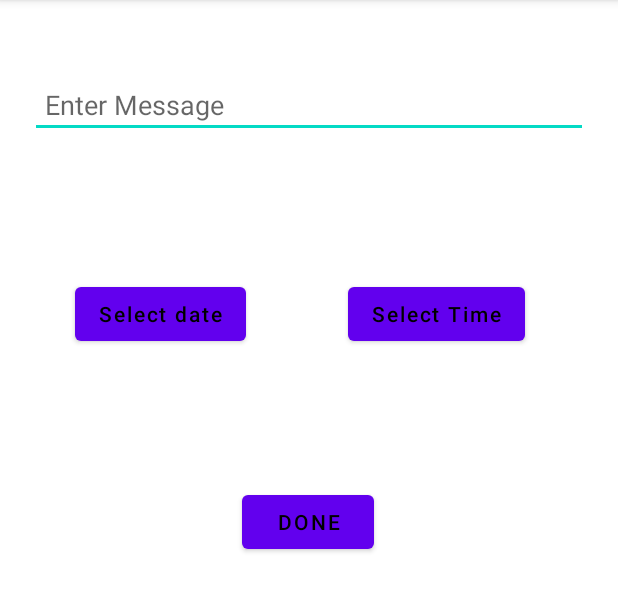
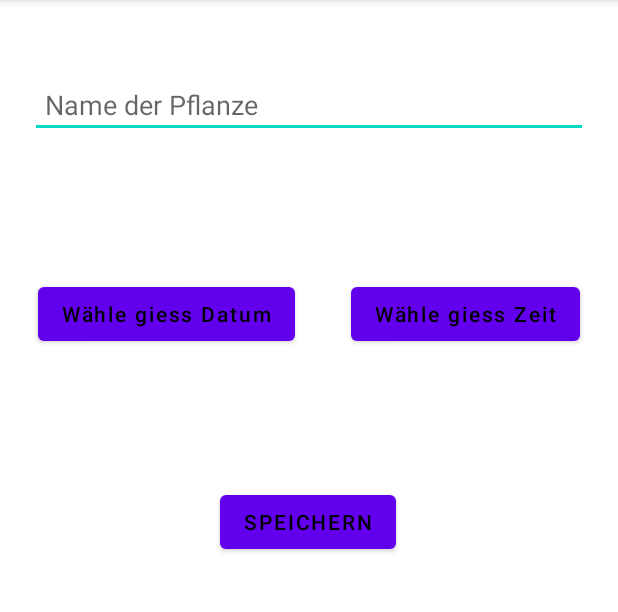
Before and after one commit to lucafahrni/PlantsForDummies, an Android app: the screen it shows after launch (CreateReminder), on a phone screen of 412 x 824 dp, the part 84-696 px from its top. Run offline under Robolectric (Android 15) with nearby library versions, the phone set to English and light mode, and no system bars; our stand-ins replace Room's generated code.

Commit message:
updatet the views

```diff
--- a/app/src/main/java/zli/ch/lf/testplants/CreateReminder.java
+++ b/app/src/main/java/zli/ch/lf/testplants/CreateReminder.java
@@ -66,10 +66,10 @@ public class CreateReminder extends AppCompatActivity implements View.OnClickLis
     {
         super.onCreate(savedInstanceState);
         setContentView(R.layout.activity_create_reminder);
-        btn_time = findViewById(R.id.btn_time);
-        btn_date = findViewById(R.id.btn_date);
-        btn_done = findViewById(R.id.btn_done);
-        editext_message = findViewById(R.id.editext_message);
+        btn_time = findViewById(R.id.btn_zeit);
+        btn_date = findViewById(R.id.btn_datum);
+        btn_done = findViewById(R.id.btn_safe);
+        editext_message = findViewById(R.id.nameOfPlant);
         btn_time.setOnClickListener(this);
         btn_date.setOnClickListener(this);
         btn_done.setOnClickListener(this);
--- a/app/src/main/java/zli/ch/lf/testplants/MainActivity.java
+++ b/app/src/main/java/zli/ch/lf/testplants/MainActivity.java
@@ -34,7 +34,7 @@ public class MainActivity extends AppCompatActivity implements View.OnClickListe
     protected void onCreate(Bundle savedInstanceState) {
         super.onCreate(savedInstanceState);
         setContentView(R.layout.activity_main);
-        createReminder = findViewById(R.id.btn_createReminder);
+        createReminder = findViewById(R.id.btn_newPlantReminder);
         recyclerview = findViewById(R.id.recyclerview);
         createReminder.setOnClickListener(this);
         database = Data.getDatabase(getApplicationContext());
--- a/app/src/main/java/zli/ch/lf/testplants/NotificationText.java
+++ b/app/src/main/java/zli/ch/lf/testplants/NotificationText.java
@@ -23,7 +23,7 @@ public class NotificationText extends AppCompatActivity {
     protected void onCreate(Bundle savedInstanceState) {
         super.onCreate(savedInstanceState);
         setContentView(R.layout.activity_notification_text);
-        textView = findViewById(R.id.tv_message);
+        textView = findViewById(R.id.tV_Platzhalter);
         Bundle bundle = getIntent().getExtras();
         textView.setText(bundle.getString("platzhalter"));
 
--- a/app/src/main/java/zli/ch/lf/testplants/Reminder.java
+++ b/app/src/main/java/zli/ch/lf/testplants/Reminder.java
@@ -38,8 +38,8 @@ public class Reminder extends RecyclerView.Adapter<Reminder.ViewHolder>
         public ViewHolder( @NonNull View itemView)
         {
             super(itemView);
-            eventText = (TextView) itemView.findViewById(R.id.event);
-            timeAndDateText = (TextView) itemView.findViewById(R.id.time_and_date);
+            eventText = (TextView) itemView.findViewById(R.id.reminder);
+            timeAndDateText = (TextView) itemView.findViewById(R.id.tV_zeit_und_datum);
             toplayout = (LinearLayout) itemView.findViewById(R.id.toplayout);
         }
     }
--- a/app/src/main/res/layout/activity_create_reminder.xml
+++ b/app/src/main/res/layout/activity_create_reminder.xml
@@ -1,11 +1,9 @@
 <?xml version="1.0" encoding="utf-8"?>
-<androidx.constraintlayout.widget.ConstraintLayout
-    xmlns:android="http://schemas.android.com/apk/res/android"
+<androidx.constraintlayout.widget.ConstraintLayout xmlns:android="http://schemas.android.com/apk/res/android"
     xmlns:app="http://schemas.android.com/apk/res-auto"
     xmlns:tools="http://schemas.android.com/tools"
     android:layout_width="match_parent"
     android:layout_height="match_parent">
-
 
 
     <RelativeLayout
@@ -15,11 +13,11 @@
 
 
     <EditText
-        android:id="@+id/editext_message"
+        android:id="@+id/nameOfPlant"
         android:layout_width="match_parent"
         android:layout_height="wrap_content"
         android:layout_marginHorizontal="20dp"
-        android:hint="Enter Message"
+        android:hint="Name der Pflanze"
         android:padding="10dp"
         app:layout_constraintBottom_toBottomOf="parent"
         app:layout_constraintEnd_toEndOf="parent"
@@ -29,49 +27,48 @@
         app:layout_constraintVertical_bias="0.065" />
 
     <Button
-        android:id="@+id/btn_time"
+        android:id="@+id/btn_zeit"
         android:layout_width="wrap_content"
         android:layout_height="wrap_content"
         android:layout_marginHorizontal="25dp"
-        android:text="Select Time"
+        android:text="Wähle giess Zeit"
         android:textAllCaps="false"
         android:textColor="@color/black"
         app:layout_constraintBottom_toBottomOf="parent"
         app:layout_constraintEnd_toEndOf="parent"
-        app:layout_constraintHorizontal_bias="0.849"
-        app:layout_constraintStart_toStartOf="parent"
-        app:layout_constraintTop_toTopOf="parent"
-        app:layout_constraintVertical_bias="0.257" />
-
-    <Button
-        android:id="@+id/btn_date"
-        android:layout_width="wrap_content"
-        android:layout_height="wrap_content"
-
-        android:layout_marginHorizontal="25dp"
-        android:layout_marginEnd="68dp"
-        android:text="Select date"
-        android:textAllCaps="false"
-        android:textColor="@color/black"
-        app:layout_constraintBottom_toBottomOf="parent"
-        app:layout_constraintEnd_toStartOf="@+id/btn_time"
         app:layout_constraintHorizontal_bias="1.0"
         app:layout_constraintStart_toStartOf="parent"
         app:layout_constraintTop_toTopOf="parent"
         app:layout_constraintVertical_bias="0.257" />
 
     <Button
-        android:id="@+id/btn_done"
+        android:id="@+id/btn_datum"
+        android:layout_width="wrap_content"
+        android:layout_height="wrap_content"
+
+        android:layout_marginHorizontal="25dp"
+        android:text="Wähle giess Datum"
+        android:textAllCaps="false"
+        android:textColor="@color/black"
+        app:layout_constraintBottom_toBottomOf="parent"
+        app:layout_constraintEnd_toEndOf="parent"
+        app:layout_constraintHorizontal_bias="0.0"
+        app:layout_constraintStart_toStartOf="parent"
+        app:layout_constraintTop_toTopOf="parent"
+        app:layout_constraintVertical_bias="0.257" />
+
+    <Button
+        android:id="@+id/btn_safe"
         android:layout_width="wrap_content"
         android:layout_height="wrap_content"
         android:layout_gravity="center_horizontal"
         android:layout_marginTop="232dp"
-        android:text="Done"
+        android:text="Speichern"
         android:textColor="@color/black"
         app:layout_constraintBottom_toBottomOf="parent"
         app:layout_constraintEnd_toEndOf="parent"
         app:layout_constraintHorizontal_bias="0.498"
         app:layout_constraintStart_toStartOf="parent"
-        app:layout_constraintTop_toBottomOf="@+id/editext_message"
+        app:layout_constraintTop_toBottomOf="@+id/nameOfPlant"
         app:layout_constraintVertical_bias="0.0" />
 </androidx.constraintlayout.widget.ConstraintLayout>
--- a/app/src/main/res/layout/activity_notification_text.xml
+++ b/app/src/main/res/layout/activity_notification_text.xml
@@ -4,7 +4,7 @@
     android:layout_height="match_parent">
 
     <TextView
-        android:id="@+id/tv_message"
+        android:id="@+id/tV_Platzhalter"
         android:layout_width="match_parent"
         android:layout_height="wrap_content"
         android:layout_marginTop="20dp"
--- a/app/src/main/res/layout/listings_row.xml
+++ b/app/src/main/res/layout/listings_row.xml
@@ -7,7 +7,7 @@
     android:orientation="vertical">
 
     <TextView
-        android:id="@+id/event"
+        android:id="@+id/reminder"
         android:layout_width="match_parent"
         android:layout_height="wrap_content"
         android:padding="10dp"
@@ -23,6 +23,7 @@
         android:paddingEnd="10dp">
 
         <ImageView
+            android:id="@+id/img_icon_wecker"
             android:layout_width="177dp"
             android:layout_height="wrap_content"
             android:layout_gravity="center|left"
@@ -30,7 +31,7 @@
             android:background="@drawable/ic_alarm_white_24dp" />
 
         <TextView
-            android:id="@+id/time_and_date"
+            android:id="@+id/tV_zeit_und_datum"
             android:layout_width="wrap_content"
             android:layout_height="wrap_content"
             android:alpha=".8"
```
Also changed, not shown: app/src/main/java/zli/ch/lf/testplants/ReminderNotifyChannel.java (+0 -7 lines), app/src/main/res/layout/activity_main.xml (+6 -6 lines), app/src/main/res/layout/notification_layout.xml (deleted, +0 -58 lines).
